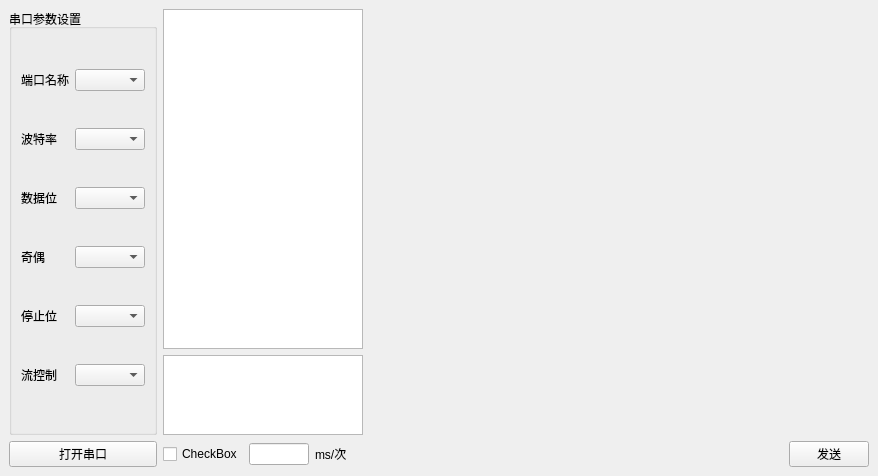
liefyuan/SerialToolPlus, file SerialToolPlus/mainwindow.ui: the form before one commit.
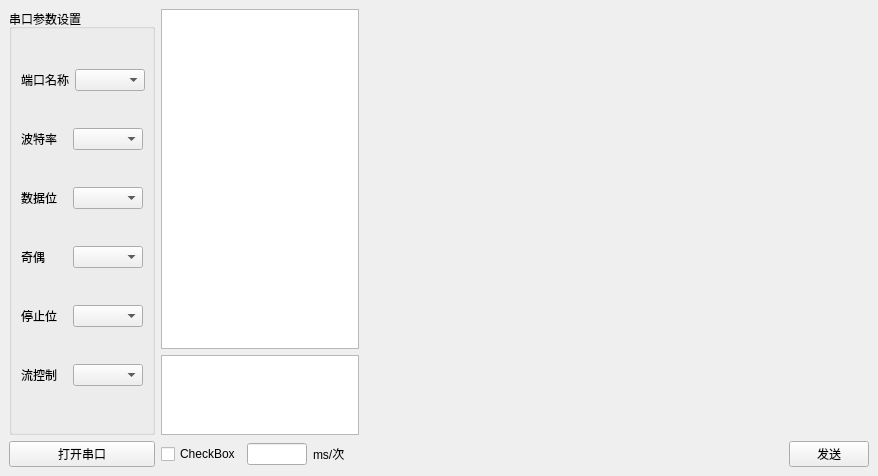
The form after the commit. Custom widgets are drawn as their Qt base class.

Patch:
```diff
--- a/SerialToolPlus/mainwindow.ui
+++ b/SerialToolPlus/mainwindow.ui
@@ -17,6 +17,12 @@
    <layout class="QGridLayout" name="gridLayout">
     <item row="0" column="0">
      <widget class="QGroupBox" name="groupBox">
+      <property name="maximumSize">
+       <size>
+        <width>146</width>
+        <height>16777215</height>
+       </size>
+      </property>
       <property name="title">
        <string>串口参数设置</string>
       </property>
@@ -189,7 +195,14 @@
     <item row="0" column="1">
      <layout class="QVBoxLayout" name="verticalLayout_2">
       <item>
-       <widget class="QPlainTextEdit" name="RecveeiveplainTextEdit"/>
+       <widget class="QPlainTextEdit" name="RecveeiveplainTextEdit">
+        <property name="maximumSize">
+         <size>
+          <width>198</width>
+          <height>16777215</height>
+         </size>
+        </property>
+       </widget>
       </item>
       <item>
        <widget class="QPlainTextEdit" name="SendplainTextEdit">
@@ -201,7 +214,7 @@
         </property>
         <property name="maximumSize">
          <size>
-          <width>16777215</width>
+          <width>198</width>
           <height>80</height>
          </size>
         </property>
```
